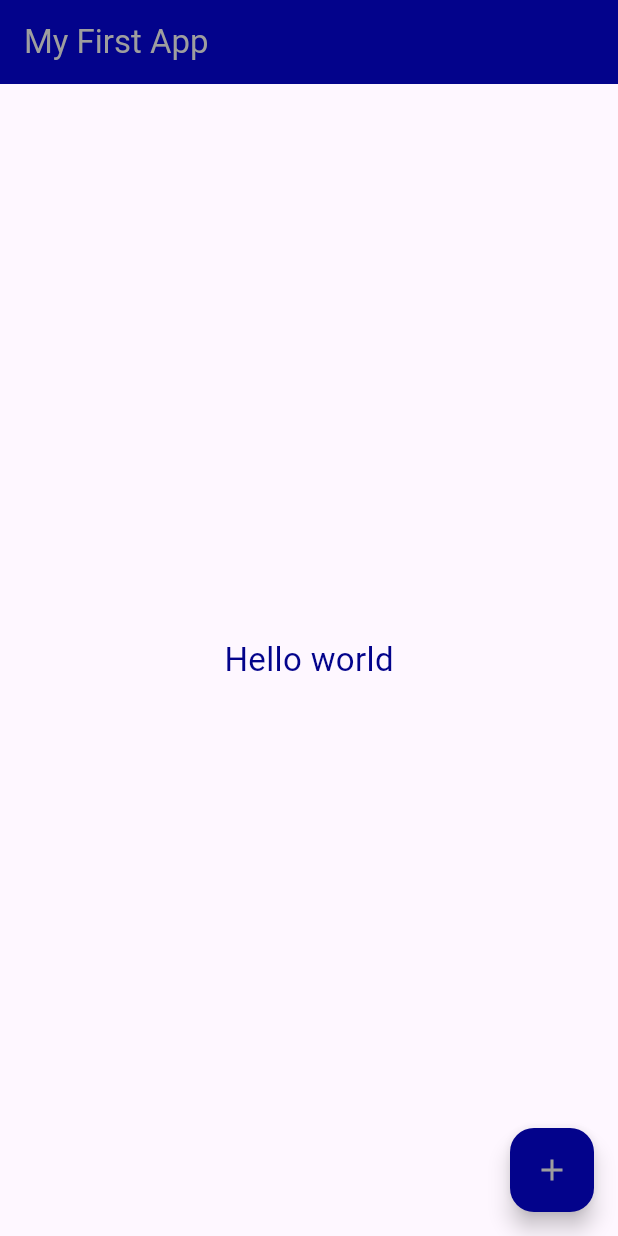
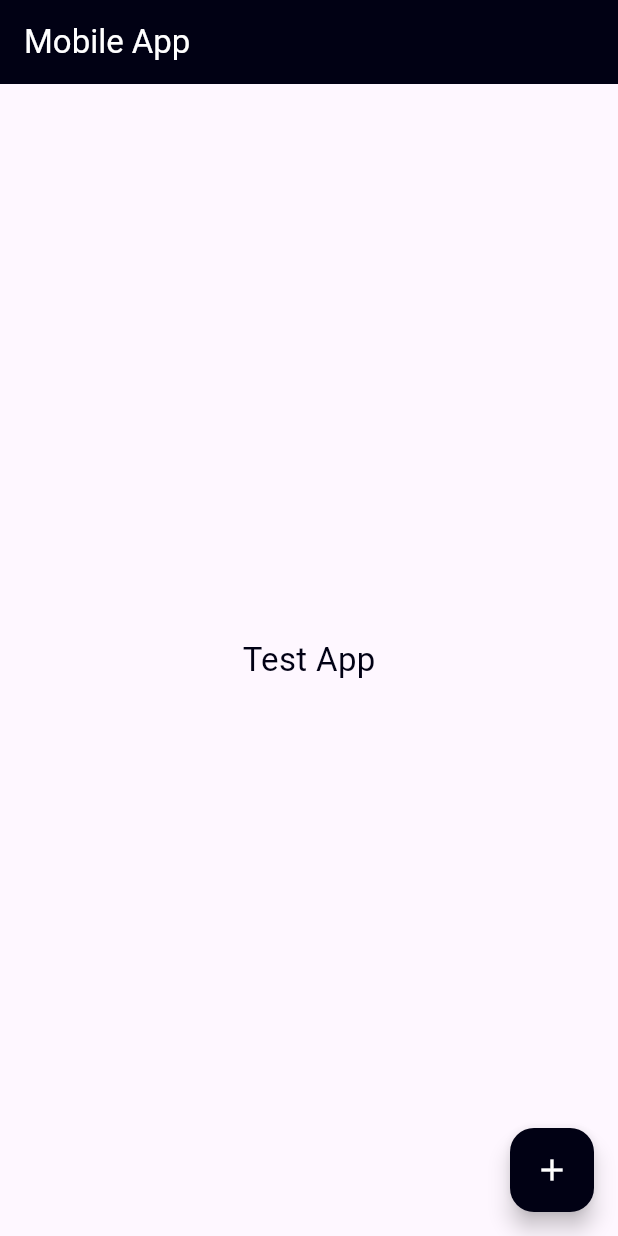
Before and after one commit to 6631501135MIN/flutter_lab, a Flutter app: the screen it shows after launch, on a phone screen of 412 x 824 dp. Run offline on Flutter 3.47's test engine with Material 3 defaults, Android fonts, the phone set to English and light mode, and no system bars.

Commit message:
Basic stateless widget example

```diff
--- /dev/null
+++ b/lib/week04/basic.dart
@@ -0,0 +1,26 @@
+import 'package:flutter/material.dart';
+
+class Basic extends StatelessWidget {
+  const Basic({super.key});
+
+  @override
+  Widget build(BuildContext context) {
+    return Scaffold(
+        appBar: AppBar(
+          title: Text('Mobile App', style: TextStyle(color: Colors.white)),
+          backgroundColor: Color.fromARGB(255, 1, 1, 20),
+        ),
+        body: Center(
+          child: Text(
+            'Test App',
+            style: TextStyle(fontSize: 22, color: Color.fromARGB(255, 1, 1, 20)),
+          ),
+        ),
+        floatingActionButton: FloatingActionButton(
+          onPressed: null,
+          backgroundColor: Color.fromARGB(255, 1, 1, 20),
+          child: Icon(Icons.add, color: Colors.white),
+        ),
+      );
+  }
+}
```
Also changed, not shown: lib/main.dart (+2 -21 lines).
